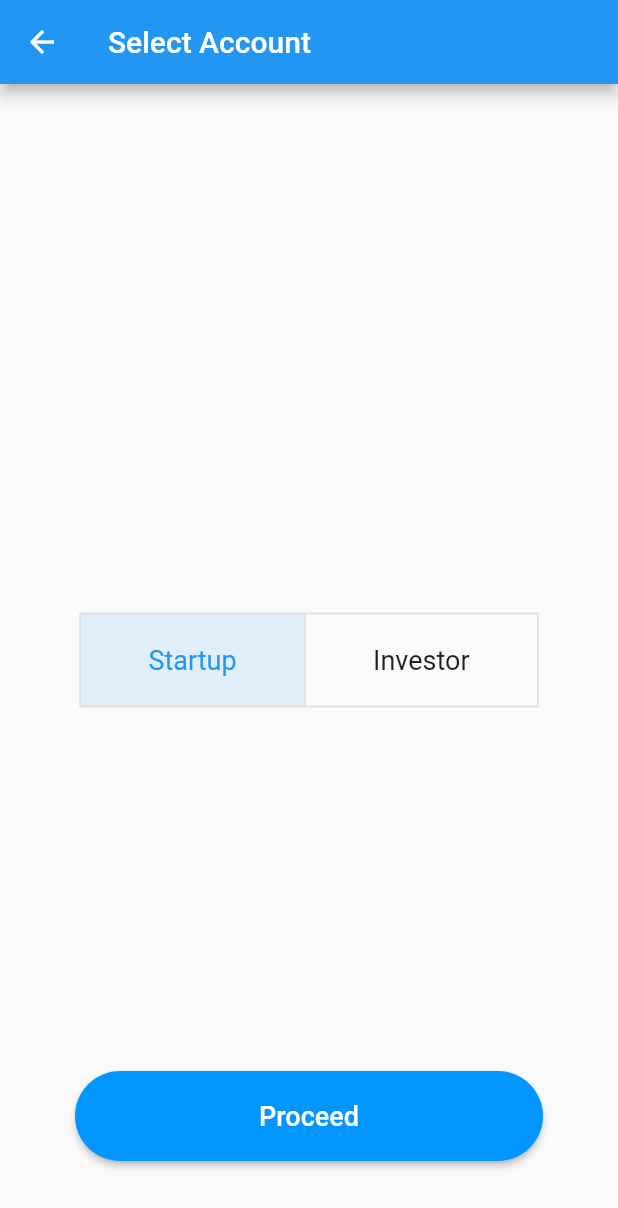
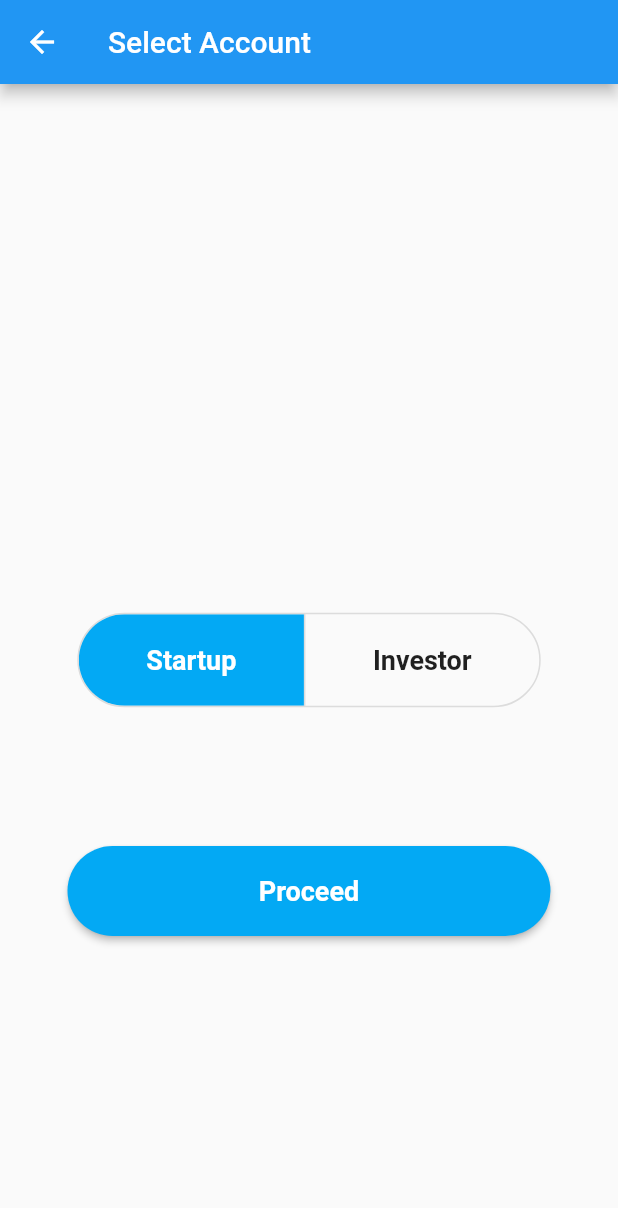
Before and after one commit to Hala-Kaisi/Fynder, a Flutter app: the ChooseAccount screen opened directly, on a phone screen of 412 x 824 dp. Shown: the top 1208 px of the screen. Run offline on Flutter 3.47's test engine with Material 2 defaults, Android fonts, the phone set to English and light mode, and no system bars; our stand-ins replace cloud_firestore, firebase_auth, firebase_core, firebase_storage, image_picker; accounts and stored records are empty.

Commit message:
choose_account design changed

```diff
--- a/lib/screens/choose_account_type.dart
+++ b/lib/screens/choose_account_type.dart
@@ -39,38 +39,32 @@ class _ChooseAccountState extends State<ChooseAccount> {
           children: [
             Align(
               child: ToggleButtons(
-                  //borderRadius: BorderRadius.circular(50),
-                  children: [
+                  borderRadius: BorderRadius.circular(50),
+                  fillColor: Colors.lightBlue,
+                  selectedColor: Colors.white,
+                  textStyle: TextStyle(fontSize: fontSize, fontWeight: FontWeight.w600),
+                  children: const [
                     Padding(
                       padding:
-                          EdgeInsets.symmetric(horizontal: 45, vertical: 20),
+                      EdgeInsets.symmetric(horizontal: 45, vertical: 20),
                       child:
-                          Text("Startup", style: TextStyle(fontSize: fontSize)),
+                      Text("Startup"),
                     ),
                     Padding(
                       padding:
-                          EdgeInsets.symmetric(horizontal: 45, vertical: 20),
-                      child: Text("Investor",
-                          style: TextStyle(fontSize: fontSize)),
-                    ),
+                      EdgeInsets.symmetric(horizontal: 45, vertical: 20),
+                      child: Text("Investor"),
+                    )
                   ], isSelected: isSelected, onPressed: toggleMeasure),
             ),
             Align(
               alignment: Alignment.bottomCenter,
               child: Container(
-                margin: const EdgeInsets.all(50),
-                child: MaterialButton(
-                  minWidth: double.infinity,
-                  height: 60,
-                  color: const Color(0xff0095FF),
-                  shape: RoundedRectangleBorder(
-                      borderRadius: BorderRadius.circular(50)),
+                padding:
+                EdgeInsets.symmetric(horizontal: 45, vertical: 200),
+                child: ElevatedButton(
                   child: Text(
-                    'Proceed',
-                    style: TextStyle(
-                      color: Colors.white,
-                      fontSize: fontSize,
-                    ),
+                    'Proceed'
                   ),
                   onPressed: () {
                     if (isStartup == true) {
```
